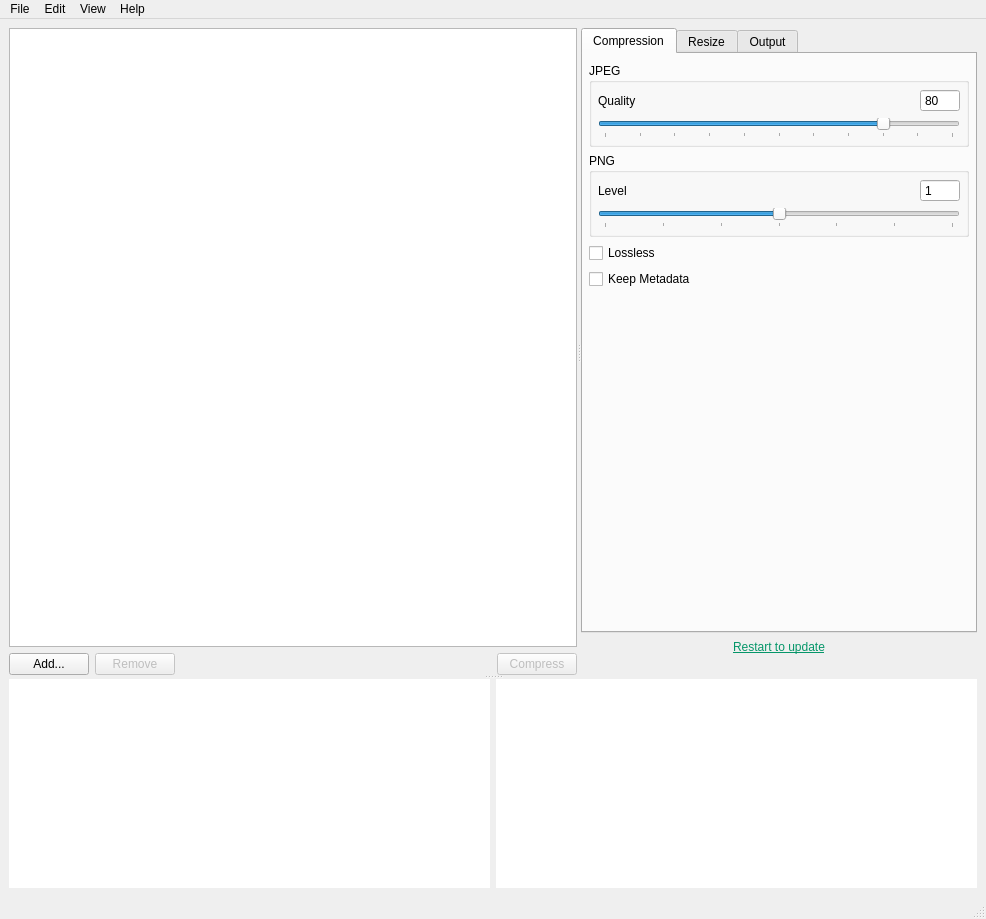
Old version of the form views/MainWindow.ui in the repository Lymphatus/caesium-image-compressor.
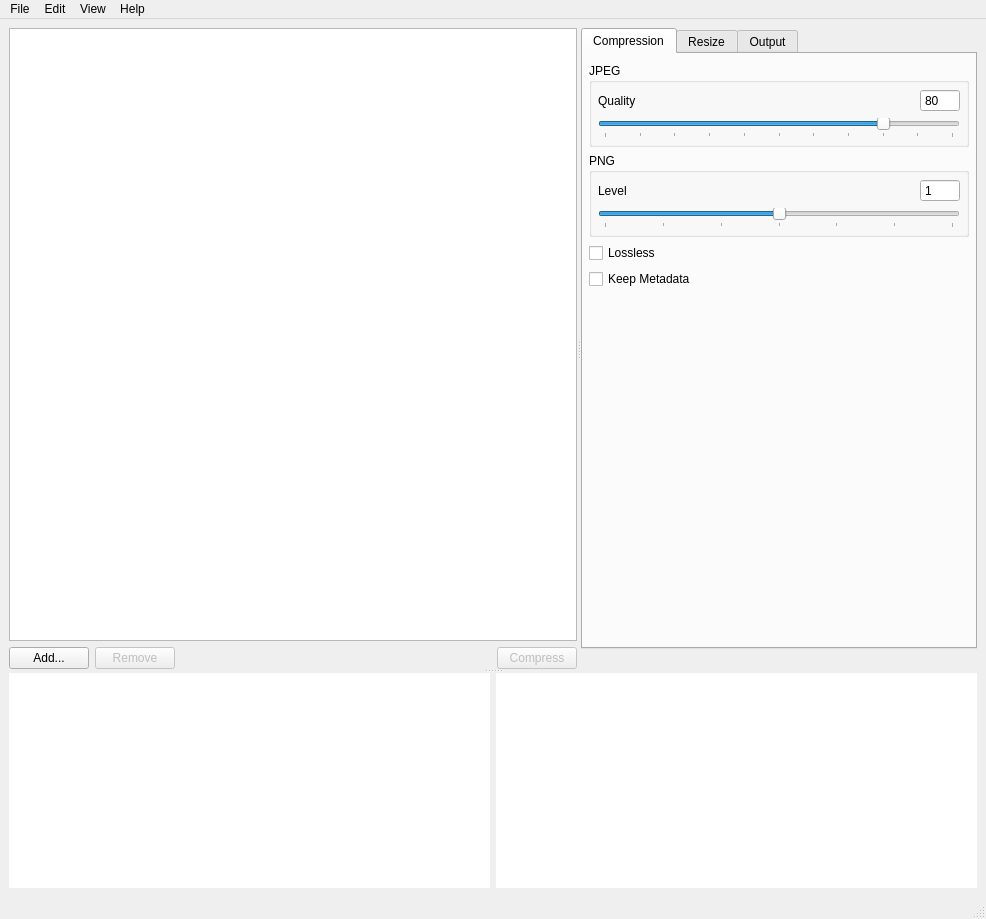
New version of the form. The open tabs and pages were chosen to show the change. Custom widgets are drawn as their Qt base class.

Diff of the .ui file:
```diff
--- a/views/MainWindow.ui
+++ b/views/MainWindow.ui
@@ -809,30 +809,6 @@
            </widget>
           </widget>
          </item>
-         <item>
-          <widget class="QPushButton" name="updateAvailable_Button">
-           <property name="cursor">
-            <cursorShape>PointingHandCursor</cursorShape>
-           </property>
-           <property name="styleSheet">
-            <string notr="true">QPushButton {
-	color: #059669;
-	text-decoration:underline;
-	padding: 0;
-}
-
-QPushButton:pressed {
-    background-color: transparent;
-}</string>
-           </property>
-           <property name="text">
-            <string>Restart to update</string>
-           </property>
-           <property name="flat">
-            <bool>true</bool>
-           </property>
-          </widget>
-         </item>
          <item>
           <widget class="QLabel" name="version_Label">
            <property name="enabled">
```
Left out of the diff: 2 changed lines with no effect on the pictures.
